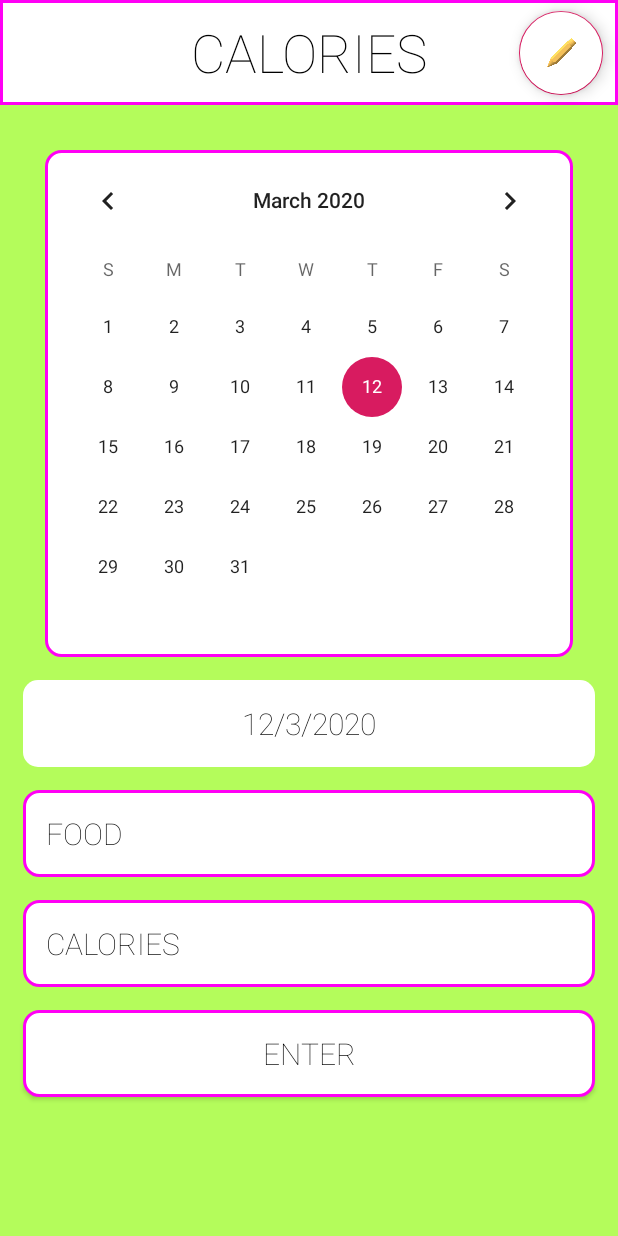
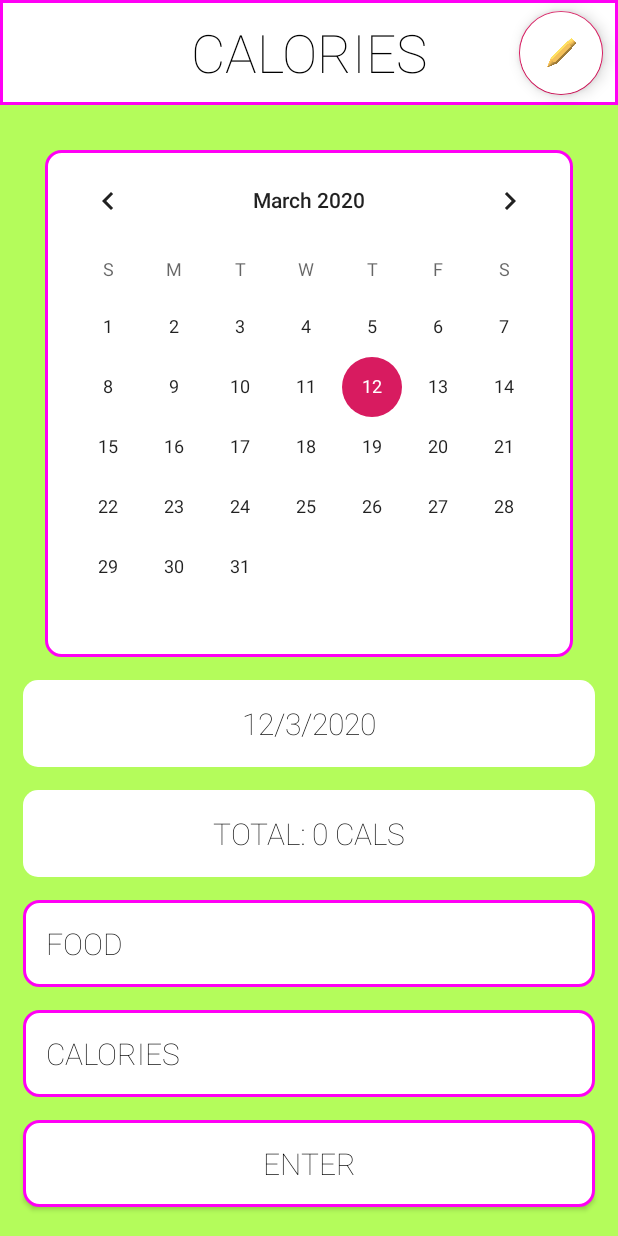
Before and after one commit to shafnasir/MyPlanBook, an Android app: the LogCaloriesActivity screen opened directly, with no data from a screen before it, on a phone screen of 412 x 824 dp. Run offline under Robolectric (Android 15) with nearby library versions, the phone set to English and light mode, and no system bars.

Commit message:
[THEB-66] Add display total calories feature

```diff
--- a/myPlanBook/app/src/main/java/utm/csc301/theBrogrammers/myPlanBook/LogCalories/LogCaloriesActivity.java
+++ b/myPlanBook/app/src/main/java/utm/csc301/theBrogrammers/myPlanBook/LogCalories/LogCaloriesActivity.java
@@ -38,6 +38,7 @@ public class LogCaloriesActivity extends AppCompatActivity {
     private FloatingActionButton deleteCaloriesButton;
     private CalendarView calendarView;
     private TextView calendarDate;
+    private TextView totalCalsTV;
     private boolean editMode = false;
 
     private int[] foodItemTVIds;
@@ -45,6 +46,7 @@ public class LogCaloriesActivity extends AppCompatActivity {
     private int[] foodItemCheckBoxIds;
     private int currentMonth;
     private int foodCount;
+    private int totalCals;
     private int maxFoodCount = 100;
     private int maxFoodStringLength = 200;
     private int maxCalorieLength = 10;
@@ -59,6 +61,7 @@ public class LogCaloriesActivity extends AppCompatActivity {
         this.setCurrentDate();
         this.setFoodInputTextField();
         this.setCaloriesInputTextField();
+        this.setTotalCalsTextView();
         caloriesModel = new CaloriesModel(maxFoodCount);
         this.createFoodItemLayouts();
         this.createFoodItemCheckBoxes();
@@ -114,6 +117,10 @@ public class LogCaloriesActivity extends AppCompatActivity {
         caloriesInputTextField = findViewById(R.id.inputCaloriesEditText);
     }
 
+    private void setTotalCalsTextView() {
+        totalCalsTV = findViewById(R.id.totalCaloriesTV);
+    }
+
     private void createFoodItemLayouts() {
         this.foodItemLayoutIds = new int[maxFoodCount];
         for (int i = 0; i < maxFoodCount; i++) {
@@ -125,7 +132,7 @@ public class LogCaloriesActivity extends AppCompatActivity {
             foodItemLayout.setLayoutParams(new LinearLayout.LayoutParams(
                     LinearLayout.LayoutParams.MATCH_PARENT,
                     LinearLayout.LayoutParams.WRAP_CONTENT));
-            foodItemsLayout.addView(foodItemLayout, i + 5);
+            foodItemsLayout.addView(foodItemLayout, i + 6);
         }
     }
 
@@ -166,6 +173,7 @@ public class LogCaloriesActivity extends AppCompatActivity {
 
     private void setFoodItemTextViews(){
         ArrayList<String> foodForDate = caloriesModel.getFoodCalories(currentDate);
+        this.totalCals = 0;
         if (foodForDate == null) {
             this.foodCount = 0;
         }
@@ -178,10 +186,23 @@ public class LogCaloriesActivity extends AppCompatActivity {
                     foodItemTV.setText(String.valueOf(i+1) + " " + foodForDate.get(i));
                     foodItemTV.setVisibility(View.VISIBLE);
                     foodItemLayout.setVisibility(View.VISIBLE);
+                    addCaloriesToTotal(foodForDate.get(i));
                 }
             }
         }
+        this.setTotalCalsTVText();
         this.hideUnusedFoodItemTextViews();
+    }
+
+    private void addCaloriesToTotal(String foodCalories) {
+        String[] foodCalSplitColon = foodCalories.split(":");
+        String[] foodCalSplitSpace = foodCalSplitColon[foodCalSplitColon.length - 1].split(" ");
+        int calsToAdd = Integer.parseInt(foodCalSplitSpace[0]);
+        totalCals += calsToAdd;
+    }
+
+    private void setTotalCalsTVText() {
+        this.totalCalsTV.setText("TOTAL: " + String.valueOf(totalCals) + " CALS");
     }
 
     private void hideUnusedFoodItemTextViews(){
@@ -231,6 +252,7 @@ public class LogCaloriesActivity extends AppCompatActivity {
     private void setCheckBoxVisibility(){
         for (int i = 0; i < maxFoodCount; i++) {
             CheckBox foodItemCheckBox = (CheckBox) findViewById(foodItemCheckBoxIds[i]);
+            foodItemCheckBox.setChecked(false);
             if (editMode == false) {
                 foodItemCheckBox.setVisibility(View.GONE);
             }
@@ -270,6 +292,8 @@ public class LogCaloriesActivity extends AppCompatActivity {
                 foodItemTV.setVisibility(View.VISIBLE);
                 foodItemLayout.setVisibility(View.VISIBLE);
                 foodCount++;
+                totalCals += Integer.parseInt(calories);
+                setTotalCalsTVText();
             }
         });
     }
@@ -295,9 +319,7 @@ public class LogCaloriesActivity extends AppCompatActivity {
         deleteCaloriesButton.setOnClickListener(new View.OnClickListener() {
             @Override
             public void onClick(View view) {
-                if (editMode == true) {
-                    deleteCheckedCalorieEntries();
-                }
+                if (editMode == true) { deleteCheckedCalorieEntries(); }
             }
         });
     }
@@ -315,14 +337,10 @@ public class LogCaloriesActivity extends AppCompatActivity {
                 numChecked++;
             }
         }
-        if (numChecked == 0) {
-            return;
-        }
+        if (numChecked == 0) { return; }
         int indexOffset = 0;
         for (int i = 0; i < maxFoodCount; i++) {
-            if (indicesToDelete[i] == 0 && indexOffset > 0) {
-                break;
-            }
+            if (indicesToDelete[i] == 0 && indexOffset > 0) { break; }
             caloriesModel.removeFoodCalories(currentDate, indicesToDelete[i] - indexOffset);
             indexOffset++;
         }
--- a/myPlanBook/app/src/main/res/layout/content_log_calories.xml
+++ b/myPlanBook/app/src/main/res/layout/content_log_calories.xml
@@ -23,6 +23,21 @@
 
             <TextView
                 android:id="@+id/caloriesDate"
+                android:layout_width="match_parent"
+                android:layout_height="wrap_content"
+                android:layout_marginLeft="15sp"
+                android:layout_marginTop="15sp"
+                android:layout_marginRight="15sp"
+                android:background="@drawable/round_outline"
+                android:gravity="center"
+                android:padding="15sp"
+                android:text=""
+                android:textColor="#000000"
+                android:textSize="20sp"
+                app:fontFamily="sans-serif-thin" />
+
+            <TextView
+                android:id="@+id/totalCaloriesTV"
                 android:layout_width="match_parent"
                 android:layout_height="wrap_content"
                 android:layout_marginLeft="15sp"
```
